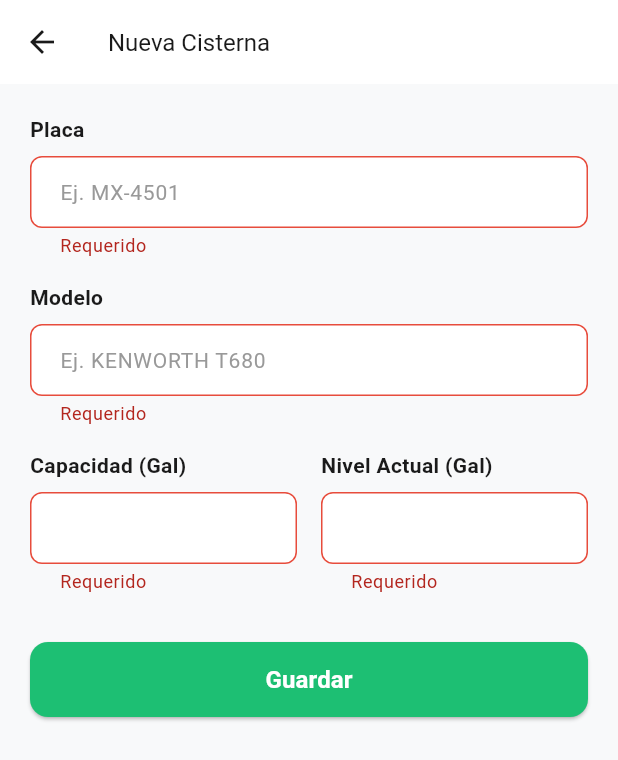
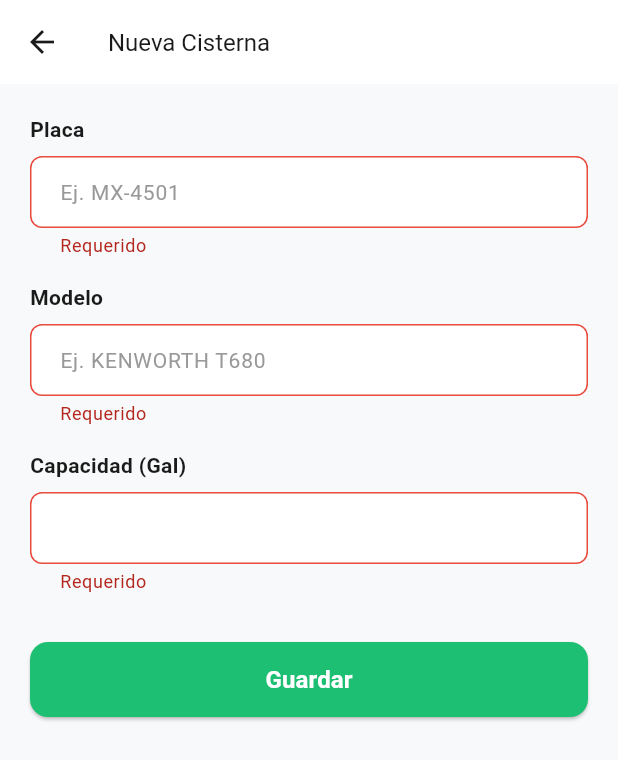
Before and after one commit to UPC-pre-1ASI0572-2601-6785-Grupo5/AppMobile, a Flutter app: the TankFormScreen screen opened directly, after a tap on "Guardar", on a phone screen of 412 x 824 dp. Shown: the top 760 px of the screen. Run offline on Flutter 3.47's test engine with Material 3 defaults, Android fonts, the phone set to English and light mode, and no system bars; our stand-ins replace flutter_map, image_picker, latlong2, pdf, printing, shared_preferences; accounts and stored records are empty.

Commit message:
feat: remove current fuel input field from tank creation

```diff
--- a/lib/screens/tank_form_screen.dart
+++ b/lib/screens/tank_form_screen.dart
@@ -18,7 +18,6 @@ class _TankFormScreenState extends State<TankFormScreen> {
   late TextEditingController _plateController;
   late TextEditingController _modelController;
   late TextEditingController _capacityController;
-  late TextEditingController _fuelController;
   bool _isLoading = false;
 
   @override
@@ -27,7 +26,6 @@ class _TankFormScreenState extends State<TankFormScreen> {
     _plateController = TextEditingController(text: widget.tank?.plate ?? '');
     _modelController = TextEditingController(text: widget.tank?.model ?? '');
     _capacityController = TextEditingController(text: widget.tank?.capacityGallons.toString() ?? '');
-    _fuelController = TextEditingController(text: widget.tank?.currentFuelGallons.toString() ?? '');
   }
 
   @override
@@ -35,7 +33,6 @@ class _TankFormScreenState extends State<TankFormScreen> {
     _plateController.dispose();
     _modelController.dispose();
     _capacityController.dispose();
-    _fuelController.dispose();
     super.dispose();
   }
 
@@ -51,7 +48,7 @@ class _TankFormScreenState extends State<TankFormScreen> {
         plate: _plateController.text.trim(),
         model: _modelController.text.trim(),
         capacityGallons: double.tryParse(_capacityController.text.trim()) ?? 0,
-        currentFuelGallons: double.tryParse(_fuelController.text.trim()) ?? 0,
+        currentFuelGallons: widget.tank?.currentFuelGallons ?? 0,
         status: widget.tank?.status ?? 'AVAILABLE',
         smartLockStatus: widget.tank?.smartLockStatus ?? 'LOCKED',
         valveStatus: widget.tank?.valveStatus ?? 'CLOSED',
@@ -163,26 +160,6 @@ class _TankFormScreenState extends State<TankFormScreen> {
                             ],
                           ),
                         ),
-                        const SizedBox(width: 16),
-                        Expanded(
-                          child: Column(
-                            crossAxisAlignment: CrossAxisAlignment.start,
-                            children: [
-                              const Text('Nivel Actual (Gal)', style: TextStyle(fontWeight: FontWeight.bold, color: AppColors.textDark)),
-                              const SizedBox(height: 8),
-                              TextFormField(
-                                controller: _fuelController,
-                                keyboardType: TextInputType.number,
-                                decoration: InputDecoration(
-                                  filled: true,
-                                  fillColor: Colors.white,
-                                  border: OutlineInputBorder(borderRadius: BorderRadius.circular(12), borderSide: BorderSide.none),
-                                ),
-                                validator: (v) => v!.isEmpty ? 'Requerido' : null,
-                              ),
-                            ],
-                          ),
-                        ),
                       ],
                     ),
                     const SizedBox(height: 32),
```
